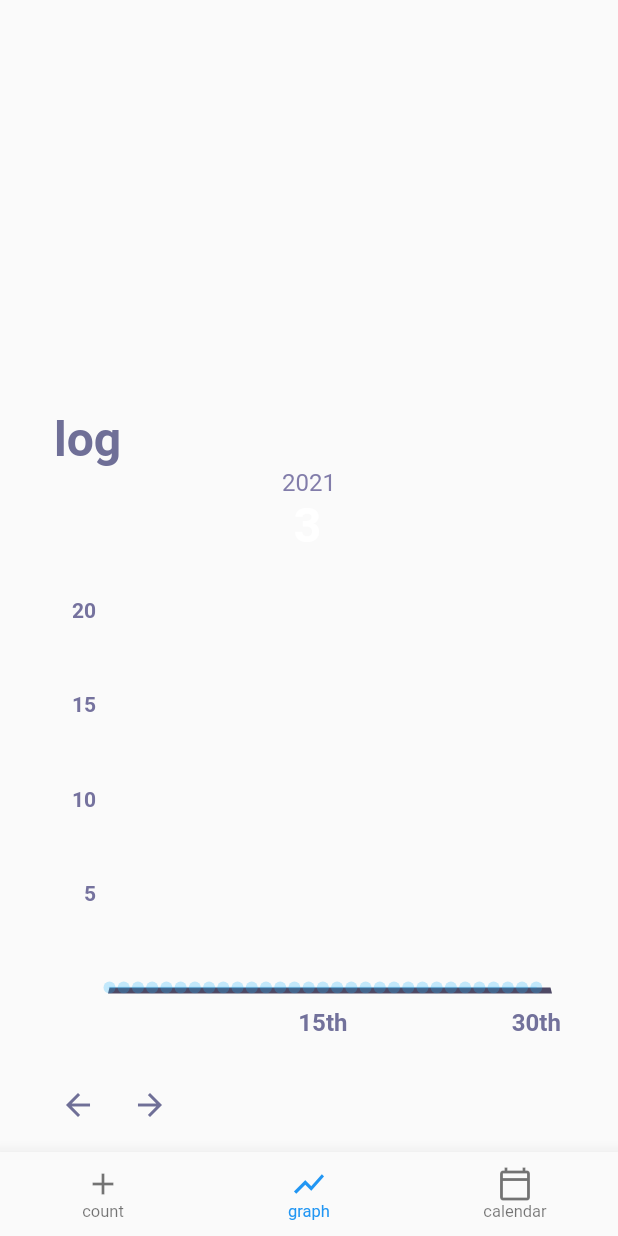
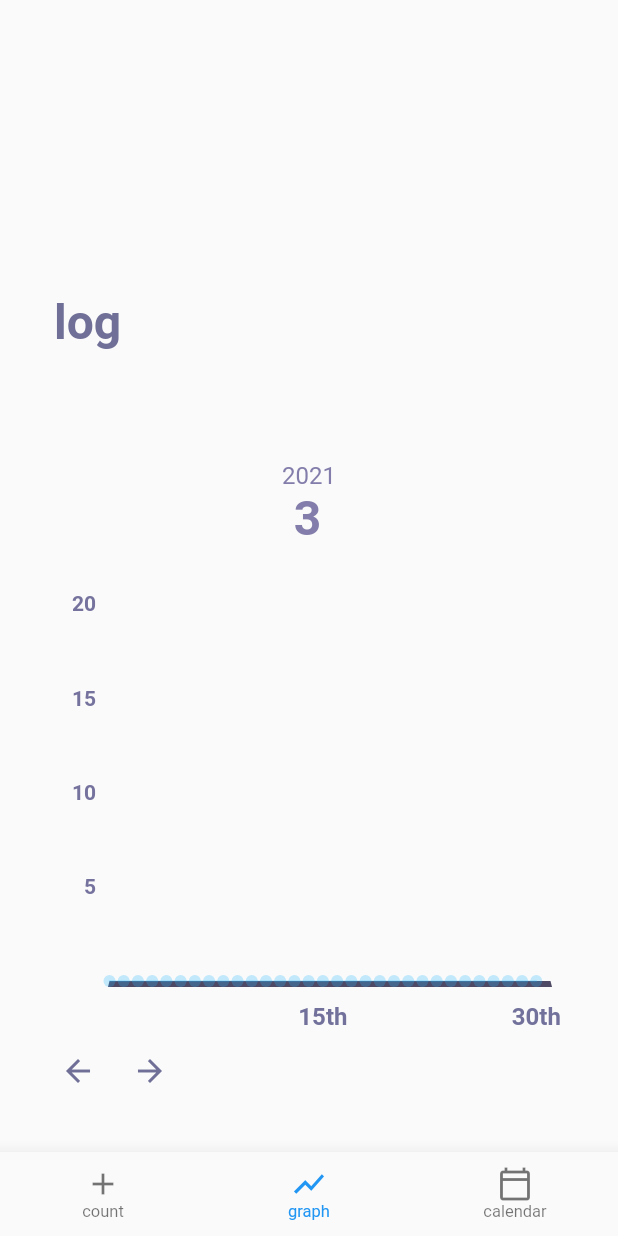
Before and after one commit to kyu-suke/iikoto, a Flutter app: the screen it shows after launch, item 2 of the bottom bar chosen, on a phone screen of 412 x 824 dp. Run offline on Flutter 3.47's test engine with Material 2 defaults, Android fonts, the light colour scheme and no system bars; drawn by our look-alikes of fl_chart; our stand-ins replace flutter_calendar_carousel, sqflite; accounts and stored records are empty.

Commit message:
fixLayout

```diff
--- a/lib/pages/chart.dart
+++ b/lib/pages/chart.dart
@@ -9,12 +9,9 @@ class LineChartPage extends StatelessWidget {
   @override
   Widget build(BuildContext context) {
     return Container(
-      // color: const Color(0xff262545),
-      child: ListView(
+      child: Column(
+        mainAxisAlignment: MainAxisAlignment.end,
         children: <Widget>[
-          const SizedBox(
-            height: 250,
-          ),
           const Align(
             alignment: Alignment.centerLeft,
             child: Padding(
@@ -33,12 +30,14 @@ class LineChartPage extends StatelessWidget {
               ),
             ),
           ),
-          Padding(
+          Container(
+            child: Padding(
               padding: const EdgeInsets.only(
                 left: 28,
                 right: 28,
               ),
               child: LineChartArea(),
+            ),
           ),
         ],
       ),
@@ -126,17 +125,15 @@ class LineChartAreaState extends State<LineChartArea> {
           children: <Widget>[
             Column(
               crossAxisAlignment: CrossAxisAlignment.stretch,
+              mainAxisAlignment: MainAxisAlignment.end,
               children: <Widget>[
-                Expanded(
-                    flex: 3,
-                    child: Container(
+                Container(
                   child: _chartArea(),
-                    )),
-                Expanded(
-                    flex: 1,
-                    child: Container(
+                ),
+                Container(
                   child: _arrowArea(),
-                    )),
+                ),
+                SizedBox(height: 30),
               ],
             ),
           ],
@@ -249,9 +246,6 @@ class LineChartAreaState extends State<LineChartArea> {
       mainAxisAlignment: MainAxisAlignment.start,
       crossAxisAlignment: CrossAxisAlignment.start,
       children: <Widget>[
-        const SizedBox(
-          height: 1,
-        ),
         IconButton(
           icon: Icon(
             Icons.arrow_back,
@@ -302,7 +296,7 @@ class LineChartAreaState extends State<LineChartArea> {
         Text(
           month,
           style: TextStyle(
-              color: Colors.white,
+              color: Color(0xff827daa),
               fontSize: 32,
               fontWeight: FontWeight.bold,
               letterSpacing: 2),
```
Also changed, not shown: lib/pages/calendar.dart (+18 -14 lines). Lines whose indentation alone changed are shown as unchanged.
